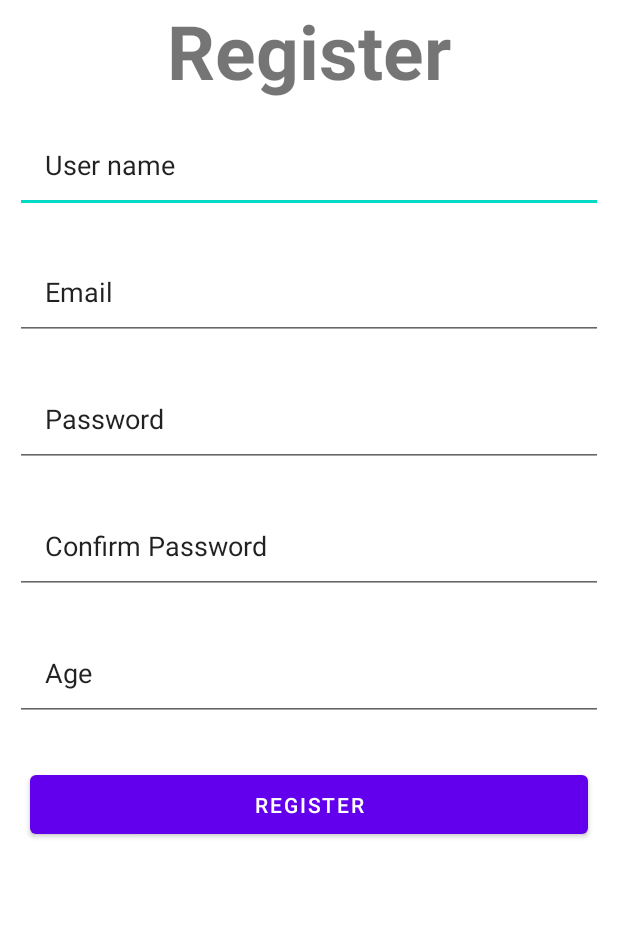
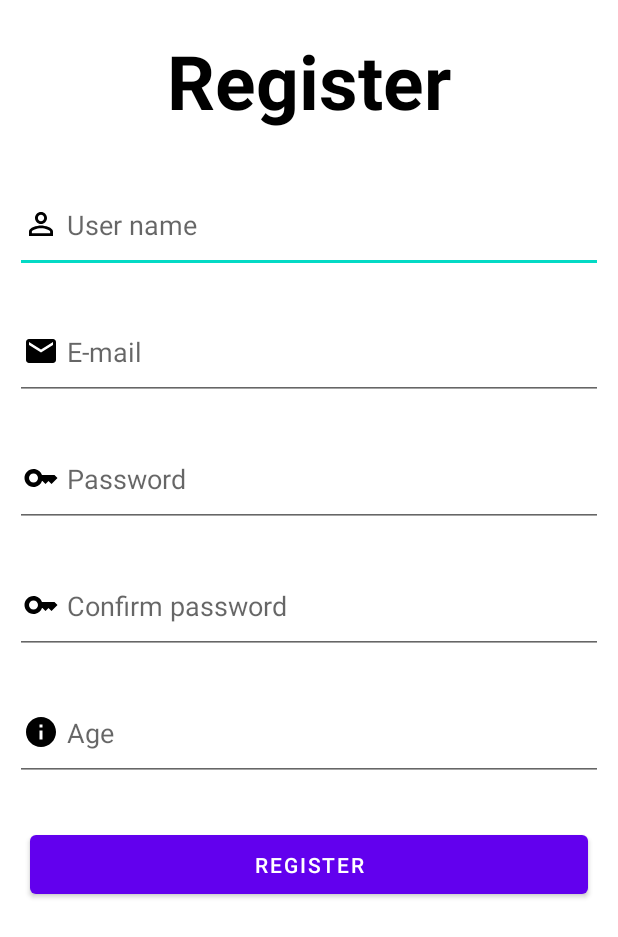
Before and after one commit to SamiSha99/Medicial, an Android app: the layout register.xml on its own in the app's theme, with its tools: preview values and no code run, on a phone screen of 412 x 824 dp. Shown: the top 937 px of the screen. Run offline under Robolectric (Android 15) with nearby library versions, the phone set to English and light mode, and no system bars.

Commit message:
edit layout

```diff
--- /dev/null
+++ b/app/src/main/res/drawable/ic_age.xml
@@ -0,0 +1,5 @@
+<vector android:height="24dp" android:tint="#000000"
+    android:viewportHeight="24" android:viewportWidth="24"
+    android:width="24dp" xmlns:android="http://schemas.android.com/apk/res/android">
+    <path android:fillColor="@android:color/white" android:pathData="M12,2C6.48,2 2,6.48 2,12s4.48,10 10,10 10,-4.48 10,-10S17.52,2 12,2zM13,17h-2v-6h2v6zM13,9h-2L11,7h2v2z"/>
+</vector>
--- /dev/null
+++ b/app/src/main/res/drawable/ic_email.xml
@@ -0,0 +1,5 @@
+<vector android:height="24dp" android:tint="#000000"
+    android:viewportHeight="24" android:viewportWidth="24"
+    android:width="24dp" xmlns:android="http://schemas.android.com/apk/res/android">
+    <path android:fillColor="@android:color/white" android:pathData="M20,4L4,4c-1.1,0 -1.99,0.9 -1.99,2L2,18c0,1.1 0.9,2 2,2h16c1.1,0 2,-0.9 2,-2L22,6c0,-1.1 -0.9,-2 -2,-2zM20,8l-8,5 -8,-5L4,6l8,5 8,-5v2z"/>
+</vector>
--- /dev/null
+++ b/app/src/main/res/drawable/ic_password.xml
@@ -0,0 +1,10 @@
+<vector xmlns:android="http://schemas.android.com/apk/res/android"
+    android:height="24dp"
+    android:tint="#000000"
+    android:viewportHeight="24"
+    android:viewportWidth="24"
+    android:width="24dp">
+    <path
+        android:fillColor="@android:color/white"
+        android:pathData="M21,10h-8.35C11.83,7.67 9.61,6 7,6c-3.31,0 -6,2.69 -6,6s2.69,6 6,6c2.61,0 4.83,-1.67 5.65,-4H13l2,2l2,-2l2,2l4,-4.04L21,10zM7,15c-1.65,0 -3,-1.35 -3,-3c0,-1.65 1.35,-3 3,-3s3,1.35 3,3C10,13.65 8.65,15 7,15z"/>
+</vector>
--- /dev/null
+++ b/app/src/main/res/drawable/ic_user.xml
@@ -0,0 +1,10 @@
+<vector xmlns:android="http://schemas.android.com/apk/res/android"
+    android:height="24dp"
+    android:tint="#000000"
+    android:viewportHeight="24"
+    android:viewportWidth="24"
+    android:width="24dp">
+    <path
+        android:fillColor="@android:color/white"
+        android:pathData="M12,5.9c1.16,0 2.1,0.94 2.1,2.1s-0.94,2.1 -2.1,2.1S9.9,9.16 9.9,8s0.94,-2.1 2.1,-2.1m0,9c2.97,0 6.1,1.46 6.1,2.1v1.1L5.9,18.1L5.9,17c0,-0.64 3.13,-2.1 6.1,-2.1M12,4C9.79,4 8,5.79 8,8s1.79,4 4,4 4,-1.79 4,-4 -1.79,-4 -4,-4zM12,13c-2.67,0 -8,1.34 -8,4v3h16v-3c0,-2.66 -5.33,-4 -8,-4z"/>
+</vector>
--- a/app/src/main/res/layout/register.xml
+++ b/app/src/main/res/layout/register.xml
@@ -3,74 +3,133 @@
     android:layout_width="match_parent"
     android:layout_height="match_parent">
 
-
     <TextView
-        android:id="@+id/TX1"
+        android:id="@+id/txtv_register"
         android:layout_width="match_parent"
         android:layout_height="wrap_content"
-        android:layout_alignTop="@id/TX1"
+
+        android:layout_alignTop="@id/txtv_register"
         android:gravity="center"
+
         android:text="Register"
         android:textSize="50dp"
-        android:textStyle="bold" />
+        android:textStyle="bold"
+        android:textColor="@color/black"
 
-    <EditText
-        android:id="@+id/Ed1"
-        android:layout_width="match_parent"
-        android:layout_height="wrap_content"
-        android:text="User name"
-        android:layout_below="@id/TX1"
-        android:layout_margin="10dp"
-        android:padding="20dp"
+        android:paddingTop="20dp"
+        android:paddingBottom="20dp"
         />
 
     <EditText
-        android:id="@+id/Ed2"
+        android:id="@+id/username"
         android:layout_width="match_parent"
         android:layout_height="wrap_content"
-        android:text="Email"
-        android:layout_below="@id/Ed1"
-        android:layout_margin="10dp"
+
+        android:layout_below="@id/txtv_register"
+        android:layout_marginStart="10dp"
+        android:layout_marginTop="10dp"
+        android:layout_marginEnd="10dp"
+        android:layout_marginBottom="10dp"
+
+        android:hint="User name"
+        android:inputType="text"
         android:padding="20dp"
+
+        android:drawableStart="@drawable/ic_user"
+        android:drawablePadding="5dp"
+        android:paddingStart="5dp"
         />
 
     <EditText
-        android:id="@+id/Ed3"
+        android:id="@+id/email"
         android:layout_width="match_parent"
         android:layout_height="wrap_content"
-        android:text="Password"
-        android:layout_below="@id/Ed2"
-        android:layout_margin="10dp"
+
+        android:layout_below="@id/username"
+        android:layout_marginStart="10dp"
+        android:layout_marginTop="10dp"
+        android:layout_marginEnd="10dp"
+        android:layout_marginBottom="10dp"
         android:padding="20dp"
+
+        android:hint="E-mail"
+        android:inputType="textEmailAddress"
+
+        android:drawableStart="@drawable/ic_email"
+        android:drawablePadding="5dp"
+        android:paddingStart="5dp"
         />
 
     <EditText
-        android:id="@+id/Ed4"
+        android:id="@+id/password"
         android:layout_width="match_parent"
         android:layout_height="wrap_content"
-        android:text="Confirm Password"
-        android:layout_below="@id/Ed3"
-        android:layout_margin="10dp"
+
+        android:layout_below="@id/email"
+        android:layout_marginStart="10dp"
+        android:layout_marginTop="10dp"
+        android:layout_marginEnd="10dp"
+        android:layout_marginBottom="10dp"
         android:padding="20dp"
+
+        android:hint="Password"
+        android:inputType="textPassword"
+
+        android:drawableStart="@drawable/ic_password"
+        android:drawablePadding="5dp"
+        android:paddingStart="5dp"
         />
 
     <EditText
-        android:id="@+id/Ed5"
+        android:id="@+id/c_password"
         android:layout_width="match_parent"
         android:layout_height="wrap_content"
-        android:text="Age"
-        android:layout_below="@id/Ed4"
-        android:layout_margin="10dp"
+
+        android:layout_below="@id/password"
+        android:layout_marginStart="10dp"
+        android:layout_marginTop="10dp"
+        android:layout_marginEnd="10dp"
+        android:layout_marginBottom="10dp"
+
+        android:hint="Confirm password"
+        android:inputType="textPassword"
         android:padding="20dp"
 
+        android:drawableStart="@drawable/ic_password"
+        android:drawablePadding="5dp"
+        android:paddingStart="5dp"
         />
-    <Button
-        android:id="@+id/register"
+
+    <EditText
+        android:id="@+id/age"
         android:layout_width="match_parent"
         android:layout_height="wrap_content"
+
+        android:layout_below="@id/c_password"
+        android:layout_marginStart="10dp"
+        android:layout_marginTop="10dp"
+        android:layout_marginEnd="10dp"
+        android:layout_marginBottom="10dp"
+
+        android:hint="Age"
+        android:inputType="number"
+        android:padding="20dp"
+
+        android:drawableStart="@drawable/ic_age"
+        android:drawablePadding="5dp"
+        android:paddingStart="5dp"
+        />
+
+    <Button
+        android:id="@+id/btn_register"
+        android:layout_width="match_parent"
+        android:layout_height="wrap_content"
+
         android:text="Register"
-        android:layout_below="@id/Ed5"
+
+        android:layout_below="@id/age"
         android:layout_margin="20dp"
         android:padding="10dp"
         />
+
 </RelativeLayout>
```
Also changed, not shown: app/src/main/res/drawable/ic_bg_wave.xml (added, +9 -0 lines), app/src/main/res/drawable/ic_login_wave.xml (added, +9 -0 lines), app/src/main/res/layout/activity_main.xml (+10 -7 lines), app/src/main/res/layout/login.xml (+56 -20 lines).
